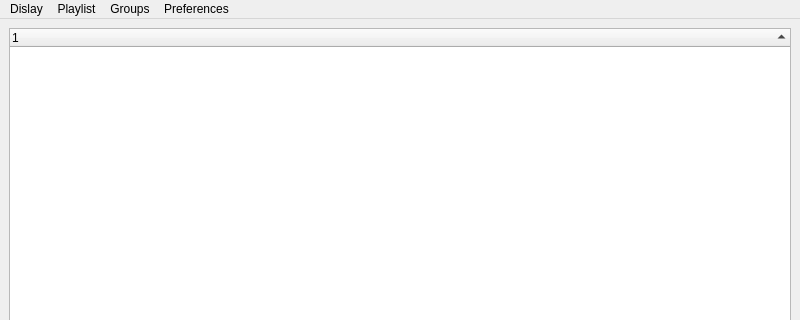
HP-xyz/tacktech, file Tacktech_Manager/ui/Tacktech_Manager.ui: the form before one commit; both pictures show x 0 to 800 and y 0 to 320 of the 800 by 600 pixel window.
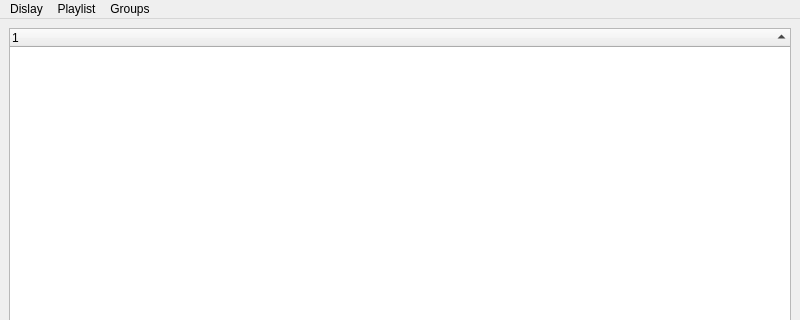
The form after the commit.

What changed in the file:
```diff
--- a/Tacktech_Manager/ui/Tacktech_Manager.ui
+++ b/Tacktech_Manager/ui/Tacktech_Manager.ui
@@ -59,16 +59,9 @@
     </property>
     <addaction name="actionEdit_Group"/>
    </widget>
-   <widget class="QMenu" name="menuPreferences">
-    <property name="title">
-     <string>Preferences</string>
-    </property>
-    <addaction name="actionEdit_Preferences"/>
-   </widget>
    <addaction name="menuDislay"/>
    <addaction name="menuPlaylist"/>
    <addaction name="menuGroups"/>
-   <addaction name="menuPreferences"/>
   </widget>
   <widget class="QStatusBar" name="statusbar"/>
   <action name="actionRefresh_All">
```
